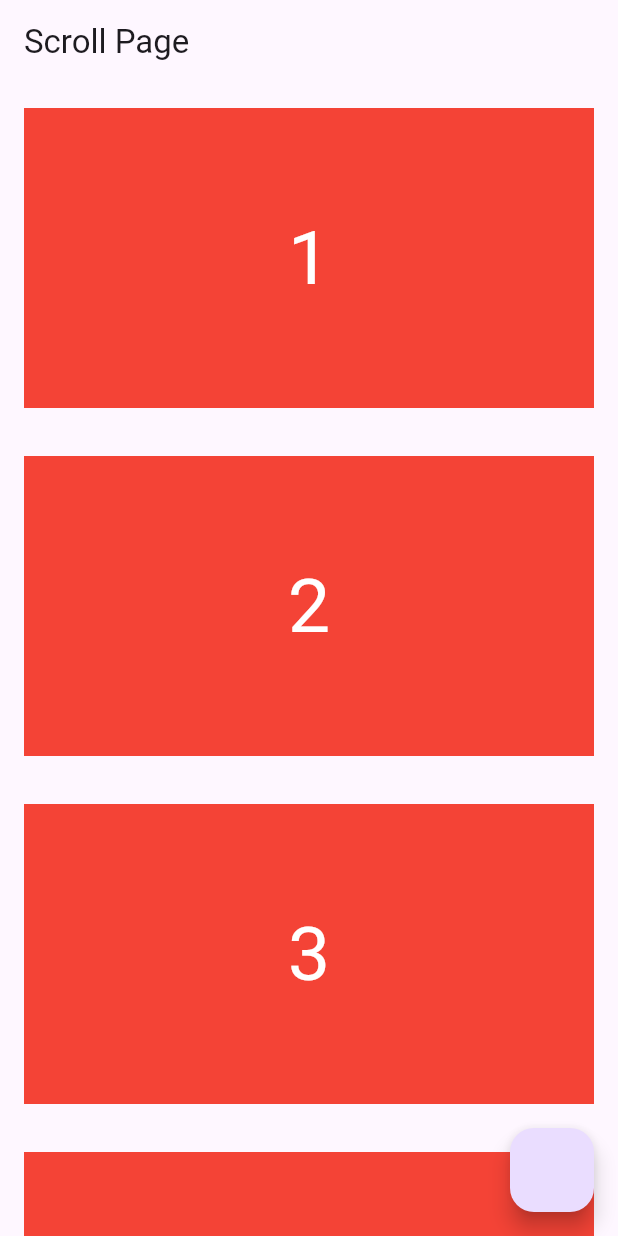
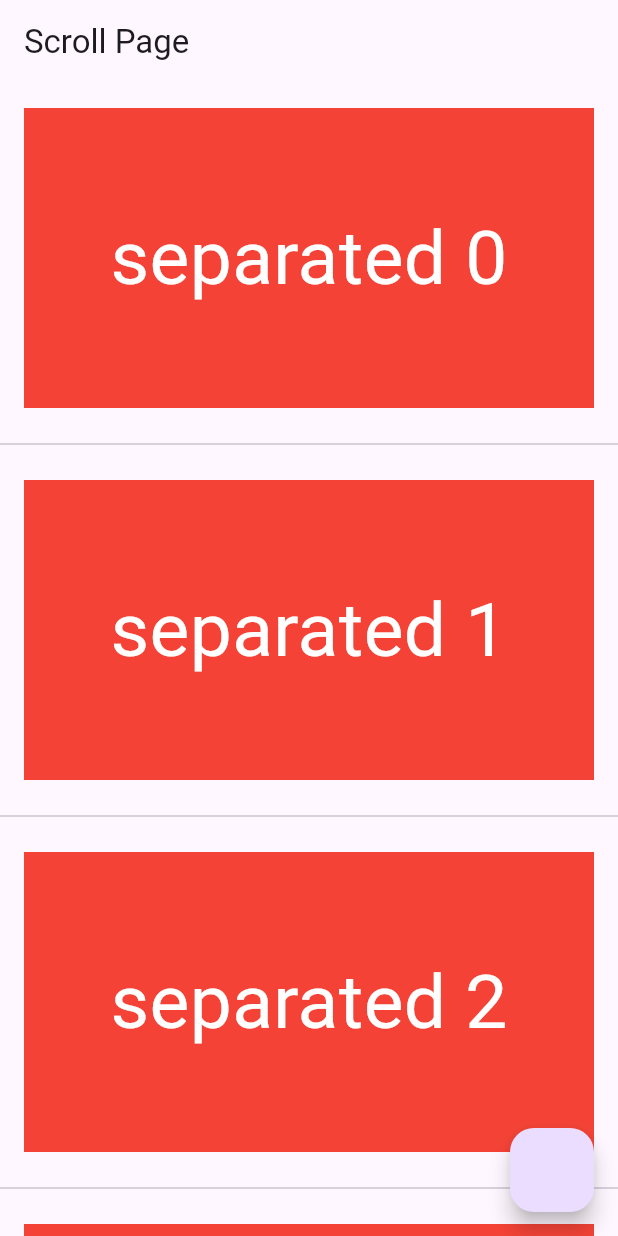
Before and after one commit to fr4nsgallegos/recetasappg12, a Flutter app: the screen it shows after launch, on a phone screen of 412 x 824 dp. Run offline on Flutter 3.47's test engine with Material 3 defaults, Android fonts, the phone set to English and light mode, and no system bars; our stand-ins replace another_flushbar.

Commit message:
listview separated

```diff
--- a/lib/pages/scroll_page.dart
+++ b/lib/pages/scroll_page.dart
@@ -34,13 +34,22 @@ class _ScrollPageState extends State<ScrollPage> {
         },
       ),
       appBar: AppBar(title: Text("Scroll Page")),
-      body: ListView.builder(
-        itemCount: numeros.length,
+
+      body: ListView.separated(
         itemBuilder: (context, index) {
-          print(index);
-          return buildContainer(numeros[index].toString());
+          return buildContainer("separated $index");
         },
+        separatorBuilder: (context, index) => Divider(),
+        itemCount: 100,
       ),
+
+      // ListView.builder(
+      //   itemCount: numeros.length,
+      //   itemBuilder: (context, index) {
+      //     print(index);
+      //     return buildContainer(numeros[index].toString());
+      //   },
+      // ),
 
       // SingleChildScrollView(
       //   // scrollDirection: Axis.horizontal,
```
